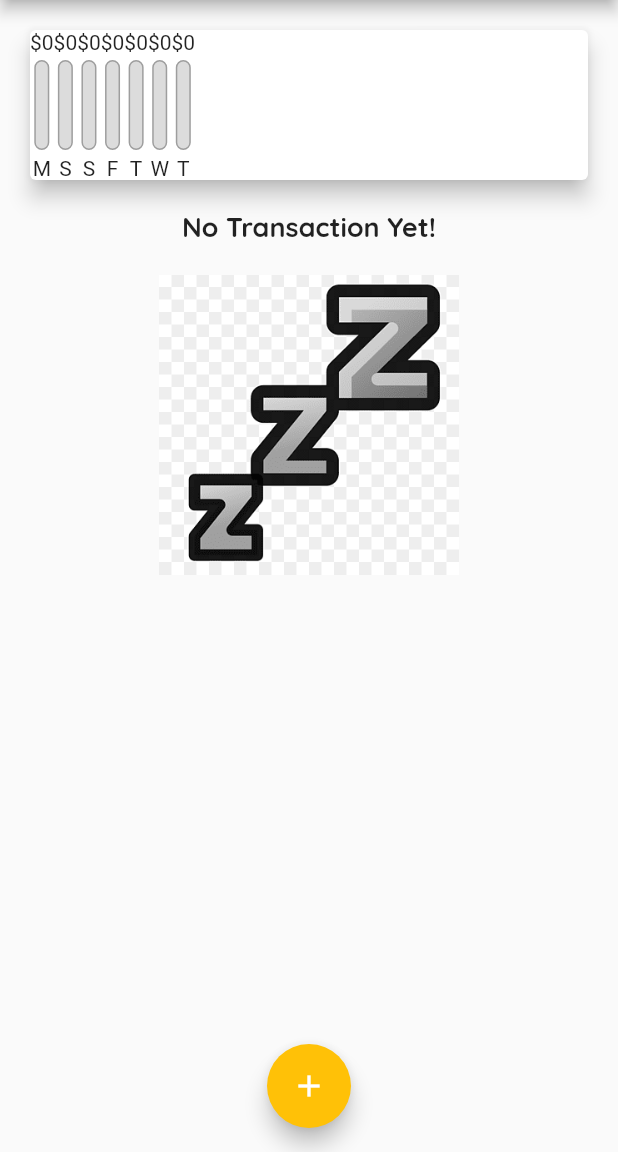
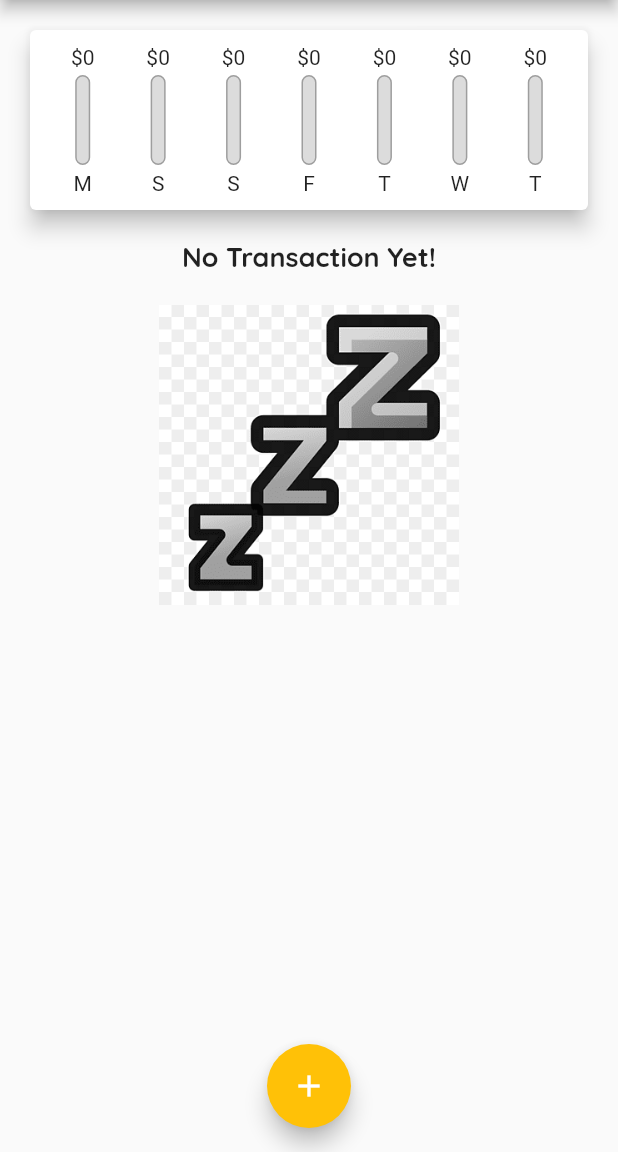
Before and after one commit to SayedTahsin/WalletWatcher, a Flutter app: the screen it shows after launch, on a phone screen of 412 x 824 dp, the part 84-1236 px from its top. Run offline on Flutter 3.47's test engine with Material 2 defaults, Android fonts, the phone set to English and light mode, and no system bars; Roboto replaces fonts that are missing (Quicksans).

Commit message:
chart_bar_fitted_flexible

```diff
--- a/lib/widgets/chart.dart
+++ b/lib/widgets/chart.dart
@@ -42,16 +42,23 @@ class Chart extends StatelessWidget {
     return Card(
       elevation: 6,
       margin: EdgeInsets.all(20),
+      child: Container(
+        padding: EdgeInsets.all(10),
         child: Row(
+            mainAxisAlignment: MainAxisAlignment.spaceAround,
             children: groupedTransactionValues.map((data) {
-        return ChartBar(
+              return Flexible(
+                fit: FlexFit.tight,
+                child: ChartBar(
                   data['day'] as String,
                   (data['amount'] as double),
                   totalSpending == 0.0
                       ? 0.0
                       : (data['amount'] as double) / totalSpending,
+                ),
               );
             }).toList()),
+      ),
     );
   }
 }
--- a/lib/widgets/chart_bar.dart
+++ b/lib/widgets/chart_bar.dart
@@ -1,9 +1,6 @@
 // ignore_for_file: prefer_const_constructors_in_immutables, use_key_in_widget_constructors, prefer_const_constructors, sized_box_for_whitespace
 
-import 'package:flutter/cupertino.dart';
 import 'package:flutter/material.dart';
-import 'package:flutter/src/widgets/container.dart';
-import 'package:flutter/src/widgets/framework.dart';
 
 class ChartBar extends StatelessWidget {
   final String label;
@@ -15,7 +12,9 @@ class ChartBar extends StatelessWidget {
   Widget build(BuildContext context) {
     return Column(
       children: [
-        Text('\$${spedingAmount.toStringAsFixed(0)}'),
+        FittedBox(
+          child: Text('\$${spedingAmount.toStringAsFixed(0)}'),
+        ),
         SizedBox(
           height: 4,
         ),
```
Lines whose indentation alone changed are shown as unchanged.
